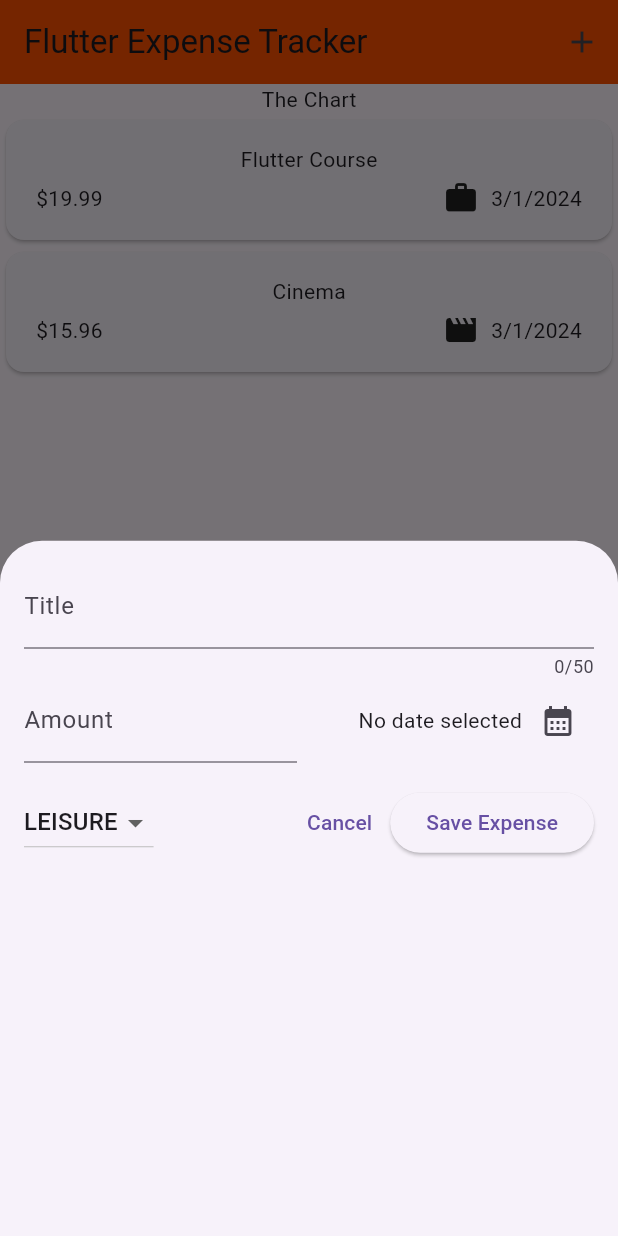
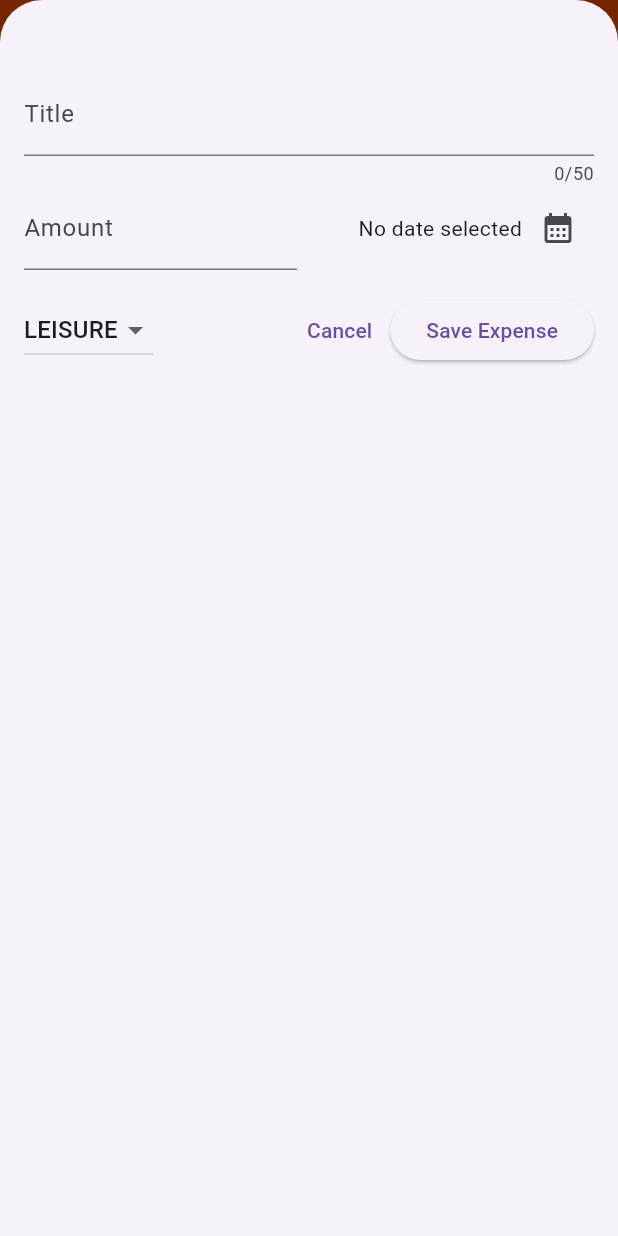
Before and after one commit to mariofouad/Expense-Tracker-Mobile-APP, a Flutter app: the screen it shows after launch, after a tap on the "add" icon, on a phone screen of 412 x 824 dp. Run offline on Flutter 3.47's test engine with Material 3 defaults, Android fonts, the phone set to English and light mode, and no system bars.

Commit message:
features done

```diff
--- a/expense_tracker/lib/widgets/expenses.dart
+++ b/expense_tracker/lib/widgets/expenses.dart
@@ -13,28 +13,53 @@ class Expenses extends StatefulWidget {
 }
 
 class _ExpensesState extends State<Expenses> {
-  final List<Expense> _registeredExpenses = [
-    Expense(
-        title: 'Flutter Course',
-        amount: 19.99,
-        date: DateTime.now(),
-        category: Category.work),
-    Expense(
-        title: 'Cinema',
-        amount: 15.96,
-        date: DateTime.now(),
-        category: Category.leisure),
-  ];
+  final List<Expense> _registeredExpenses = [];
+
+  void _addExpense(Expense expense) {
+    setState(() {
+      _registeredExpenses.add(expense);
+    });
+  }
+
+  void _removeExpense(Expense expense) {
+    final expenseIndex = _registeredExpenses.indexOf(expense);
+    setState(() {
+      _registeredExpenses.remove(expense);
+    });
+    ScaffoldMessenger.of(context).clearSnackBars();
+    ScaffoldMessenger.of(context).showSnackBar(SnackBar(
+      duration: const Duration(seconds: 3),
+      content: const Text('Expense deleted.'),
+      action: SnackBarAction(
+        label: 'Undo',
+        onPressed: () {
+          setState(() {
+            _registeredExpenses.insert(expenseIndex, expense);
+          });
+        },
+      ),
+    ));
+  }
 
   void _openAddExpenseOverlay() {
     showModalBottomSheet(
+      isScrollControlled: true,
       context: context,
-      builder: (ctx) => const NewExpense(),
+      builder: (ctx) => NewExpense(onAddExpense: _addExpense),
     );
   }
 
   @override
   Widget build(BuildContext context) {
+    Widget mainContent = const Center(
+      child: Text('No expenses found. Start adding some!'),
+    );
+
+    if (_registeredExpenses.isNotEmpty) {
+      mainContent = ExpensesList(
+          expenses: _registeredExpenses, onRemoveExpsense: _removeExpense);
+    }
+
     return Scaffold(
       appBar: AppBar(
         backgroundColor: const Color.fromARGB(255, 255, 80, 0),
@@ -49,7 +74,9 @@ class _ExpensesState extends State<Expenses> {
       body: Column(
         children: [
           const Text("The Chart"),
-          Expanded(child: ExpensesList(expenses: _registeredExpenses)),
+          Expanded(
+            child: mainContent,
+          ),
         ],
       ),
     );
--- a/expense_tracker/lib/widgets/expenses_list/expenses_list.dart
+++ b/expense_tracker/lib/widgets/expenses_list/expenses_list.dart
@@ -3,15 +3,24 @@ import 'package:flutter/widgets.dart';
 import 'package:expense_tracker/models/expense.dart';
 
 class ExpensesList extends StatelessWidget {
-  const ExpensesList({super.key, required this.expenses});
+  const ExpensesList(
+      {super.key, required this.expenses, required this.onRemoveExpsense});
 
   final List<Expense> expenses;
+
+  final void Function(Expense expense) onRemoveExpsense;
 
   @override
   Widget build(BuildContext context) {
     return ListView.builder(
       itemCount: expenses.length,
-      itemBuilder: (ctx, index) => ExpenseItem(expenses[index]),
+      itemBuilder: (ctx, index) => Dismissible(
+        key: ValueKey(expenses[index]),
+        onDismissed: (direction) {
+          onRemoveExpsense(expenses[index]);
+        },
+        child: ExpenseItem(expenses[index]),
+      ),
     );
   }
 }
```
Also changed, not shown: expense_tracker/lib/widgets/new_expense.dart (+39 -6 lines).
